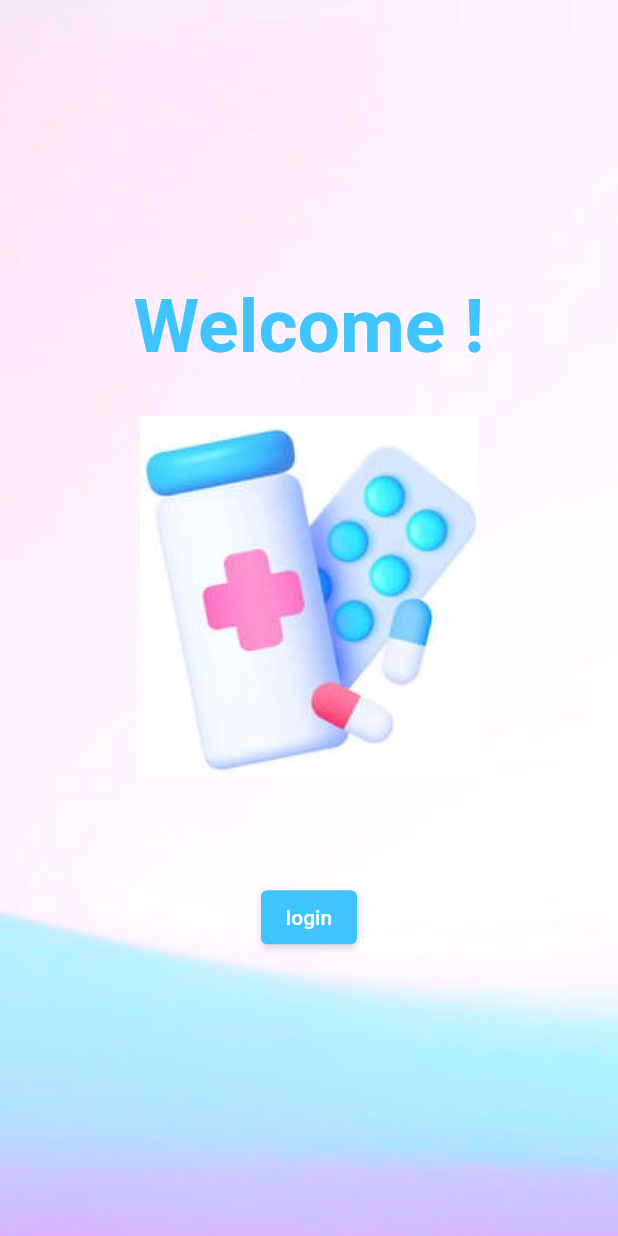
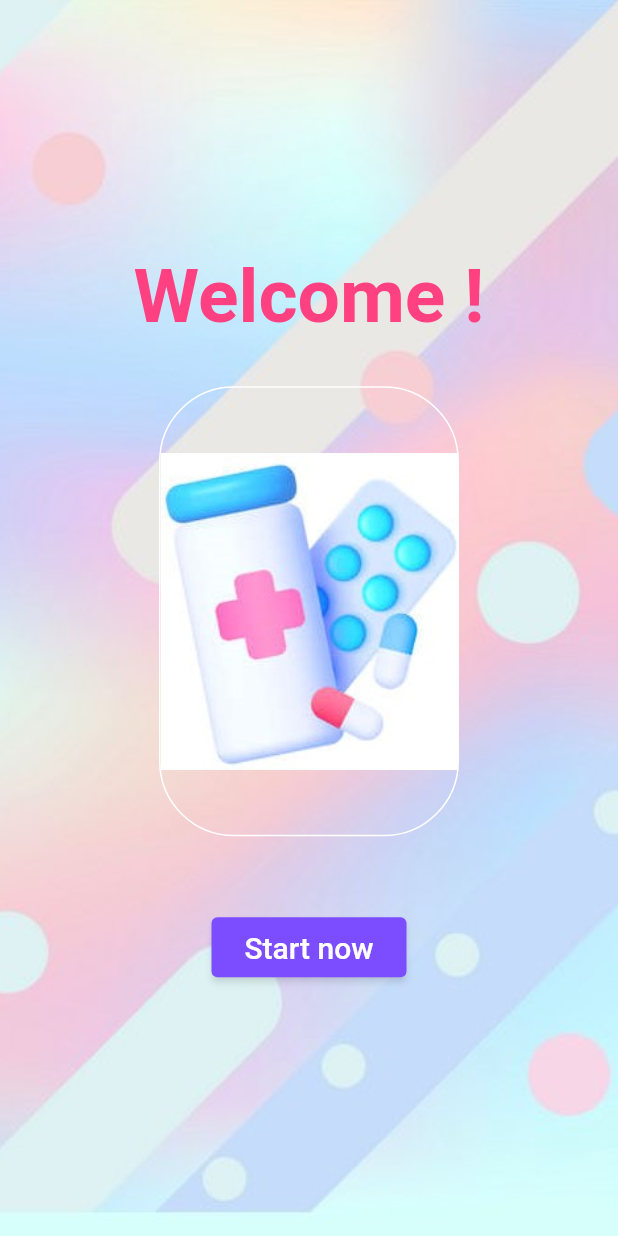
Before and after one commit to sarah-akk/PharmEasy_web, a Flutter app: the screen it shows after launch, on a phone screen of 412 x 824 dp. Run offline on Flutter 3.47's test engine with Material 2 defaults, Android fonts, the phone set to English and light mode, and no system bars; our stand-ins replace fl_chart, flutter_typeahead, responsive_builder, shared_preferences.

Commit message:
any thing

```diff
--- a/lib/main.dart
+++ b/lib/main.dart
@@ -42,6 +42,7 @@ class MyApp extends StatelessWidget {
           home:StartPage(),
 
           routes: {
+            StartPage.routeName:(ctx)=>StartPage(),
             WebAuthScreen.routeName: (ctx) => WebAuthScreen(),
             HomePage.routeName : (ctx) => HomePage(),
             ProductsScreen.routeName:(ctx)=>ProductsScreen(),
--- a/lib/models/medicines.dart
+++ b/lib/models/medicines.dart
@@ -16,7 +16,7 @@ class MedicinesList with ChangeNotifier {
     //   quantityAvailable: 100,
     //   expiryDate: DateTime(2023, 12, 31),
     //   price: 10.99,
-    //   isFavorite: false,
+    //   isFavorite: false
     //   imageUrl: "",
     // ),
     // Medicine(
--- a/lib/start_page.dart
+++ b/lib/start_page.dart
@@ -5,6 +5,7 @@ import 'package:medicine_warehouse/warehouse_owner_screens/web_auth_screen.dart'
 class StartPage extends StatelessWidget{
   var IsWarehouseOwner =false;
   var Ispharmasist  = false;
+  static const routeName = '/StartPage';
 
   @override
 
@@ -15,7 +16,7 @@ class StartPage extends StatelessWidget{
       body: Stack(
         fit: StackFit.expand,
         children: [
-        Image.asset("assets/images/blue-flow-purple-gray-wavy-260nw-2148489969.png",
+        Image.asset("assets/images/cute-pink-blue-abstract-background-for-web-design-vector-22334520.jpg",
         fit: BoxFit.cover,),
       Center(
         child: Column(
@@ -23,23 +24,35 @@ class StartPage extends StatelessWidget{
           children: <Widget>[
             Text(
               'Welcome !',
-              style: TextStyle(fontSize: 50, fontWeight: FontWeight.bold,color: Colors.lightBlueAccent),
+              style: TextStyle(fontSize: 50, fontWeight: FontWeight.bold,color: Colors.pinkAccent),
             ),
-            Image.asset('assets/images/185025829-3d-icon-with-pharmacy-3d-on-transparent-background-for-web-design-pharmacy-concept-3d-realistic.jpg'
-              ,height: 300,width: 300,),
-            SizedBox(height: 20),
-            SizedBox(height: 20), // Adding space between text and buttons
+            SizedBox(height: 30),
+
+            Container(
+            height: 300,width: 200,
+              decoration: BoxDecoration(
+                border: Border.all(color: Colors.white),
+                borderRadius:BorderRadius.circular(50),
+              ),
+              child: Image.asset('assets/images/185025829-3d-icon-with-pharmacy-3d-on-transparent-background-for-web-design-pharmacy-concept-3d-realistic.jpg'
+             ,fit: BoxFit.contain,
+              ),
+            ),
+            SizedBox(height: 50),
 
                 ElevatedButton(
                   style:ElevatedButton.styleFrom(
-                      primary: Colors.lightBlueAccent,
-                      shadowColor: Colors.black54
+                      primary: Colors.deepPurpleAccent,
+                      shadowColor: Colors.black54,
+                  fixedSize: Size(130, 40),
+                    // Set the width and height
+                  // You can also customize other properties like padding, elevation, etc
                   ),
                   onPressed: () {
                     // Add functionality for the first button
                     Navigator.of(context).pushNamed(WebAuthScreen.routeName);
                   },
-                  child: Text('login'),
+                  child: Text('Start now',style: TextStyle(fontSize: 20),),
                 ),
                 SizedBox(width: 50), // Adding some space between the buttons
 
--- a/lib/warehouse_owner_screens/Dashboard.dart
+++ b/lib/warehouse_owner_screens/Dashboard.dart
@@ -64,7 +64,8 @@ class HomePageDesktop extends StatelessWidget {
                               ),
                               child: Column(
                                 children: [
-                                  CustomText(text: 'Top Buyers', size: 30),
+                                  SizedBox(height: 10,),
+                                  Text('reports',style: TextStyle( fontSize: 35,color: Colors.deepPurple,fontWeight:FontWeight.w900)),
                                   // TopBuyerWidget(),
                                   // TopBuyerWidget(),
                                   // TopBuyerWidget(),
--- a/pubspec.yaml
+++ b/pubspec.yaml
@@ -68,11 +68,8 @@ flutter:
     - assets/images/185025829-3d-icon-with-pharmacy-3d-on-transparent-background-for-web-design-pharmacy-concept-3d-realistic.jpg
     - assets/images/Screenshot 2023-11-18 163907.png
     - assets/images/Screenshot 2023-11-20 163429.png
-    - assets/images/Screenshot 2023-11-22 142150.png
-    - assets/images/amai3.png
-    - assets/images/amai4.png
     - assets/images/cute-pink-blue-abstract-background-for-web-design-vector-22334520.jpg
-    - assets/images/blue-flow-purple-gray-wavy-260nw-2148489969.png
+
   # To add assets to your application, add an assets section, like this:
   # assets:
   #   - images/a_dot_burr.jpeg
```
Also changed, not shown: lib/warehouse_owner_screens/products_screen.dart (+77 -8 lines), lib/warehouse_owner_screens/web_auth_screen.dart (+5 -5 lines), lib/warehouse_owner_widgets/add_medicine.dart (+26 -6 lines), lib/warehouse_owner_widgets/drawer.dart (+8 -0 lines), assets/images/81b9bb1614e596cad4b4c20db7540605.jpg (deleted), assets/images/blue-flow-purple-gray-wavy-260nw-2148489969.png (deleted).
